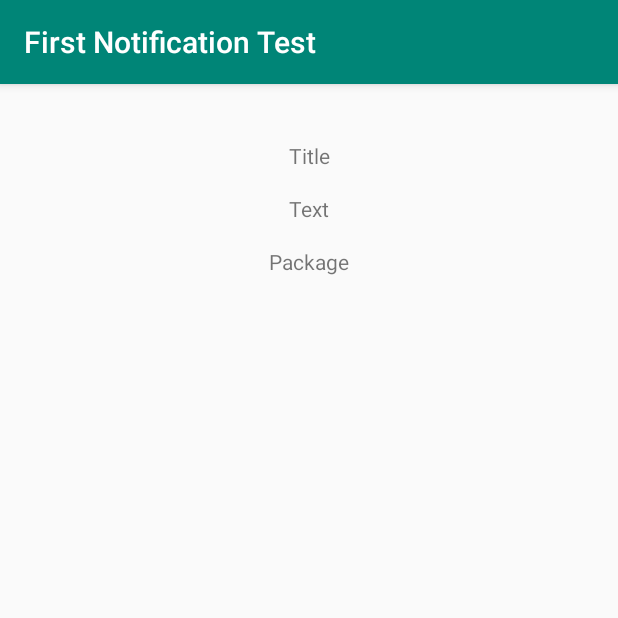
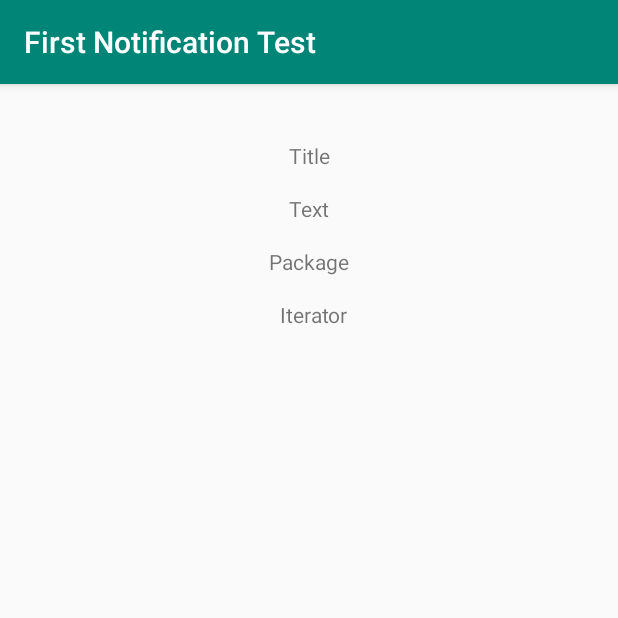
Before and after one commit to bensonalec/CSE326FinalProject, an Android app: the screen it shows after launch (MainActivity), on a phone screen of 412 x 824 dp, the top half of it. Run offline under Robolectric (Android 15) with nearby library versions, the light colour scheme and no system bars.

Commit message:
pushing changes to the app

```diff
--- a/Android Files/FirstNotificationTest/app/src/main/AndroidManifest.xml
+++ b/Android Files/FirstNotificationTest/app/src/main/AndroidManifest.xml
@@ -2,6 +2,7 @@
 <manifest xmlns:android="http://schemas.android.com/apk/res/android"
     xmlns:tools="http://schemas.android.com/tools"
     package="com.example.firstnotificationtest">
+    <uses-permission android:name="android.permission.INTERNET"/>
 
     <application
         android:allowBackup="true"
--- a/Android Files/FirstNotificationTest/app/src/main/res/layout/activity_main.xml
+++ b/Android Files/FirstNotificationTest/app/src/main/res/layout/activity_main.xml
@@ -37,4 +37,18 @@
         app:layout_constraintStart_toStartOf="parent"
         app:layout_constraintTop_toBottomOf="@+id/textLoc" />
 
+    <TextView
+        android:id="@+id/iter"
+        android:layout_width="wrap_content"
+        android:layout_height="wrap_content"
+        android:layout_marginStart="179dp"
+        android:layout_marginLeft="179dp"
+        android:layout_marginTop="16dp"
+        android:layout_marginEnd="173dp"
+        android:layout_marginRight="173dp"
+        android:text="Iterator"
+        app:layout_constraintEnd_toEndOf="parent"
+        app:layout_constraintStart_toStartOf="parent"
+        app:layout_constraintTop_toBottomOf="@+id/typeContainer" />
+
 </android.support.constraint.ConstraintLayout>
```
Also changed, not shown: Android Files/FirstNotificationTest/app/src/main/java/com/example/firstnotificationtest/MainActivity.java (+82 -12 lines), 1 other file.
